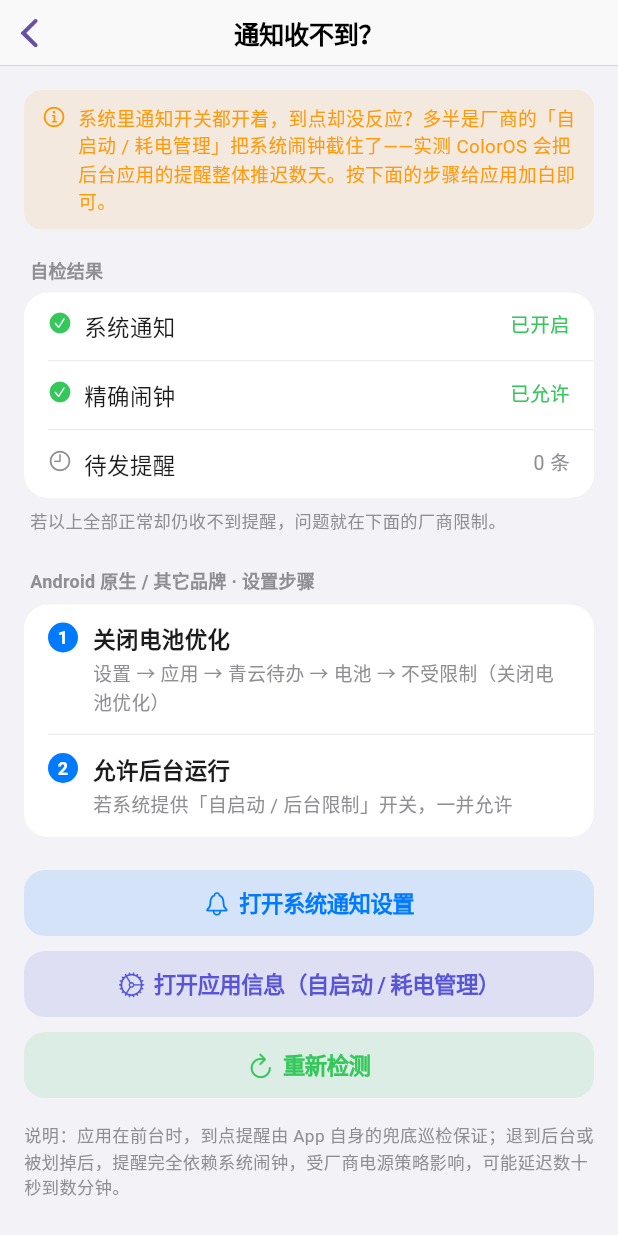
After one commit to AndOhhh/qingyun_todo, a Flutter app: the NotificationGuidePage screen opened by its route, on a phone screen of 412 x 824 dp. The commit adds this screen. Run offline on Flutter 3.47's test engine with Material 3 defaults, Android fonts, the phone set to English and light mode, and no system bars; our stand-ins replace fl_chart, flutter_local_notifications, flutter_riverpod, flutter_timezone, sqflite, timezone; missing offline and left inert: tyme; accounts and stored records are empty.

Commit message:
fix(notify): 修复安卓后台/杀进程收不到通知，并补通知诊断页与三处 UI 修复
通知链路（Android 15 一加 PJZ110 / ColorOS 15 实测）
- AndroidManifest 补插件必需的 ScheduledNotificationReceiver / ScheduledNotificationBootReceiver：
  缺失时 AlarmManager 广播被系统静默丢弃，前台/后台/杀进程一律不响
- 精确闹钟改用 USE_EXACT_ALARM（SCHEDULE_EXACT_ALARM 在 Android 14+ 新装默认被拒，
  降级非精确后会被 ROM 大幅推迟）
- iOS AppDelegate 显式设置 UNUserNotificationCenter delegate，修复前台到点不弹
  （后台/杀进程不经过 willPresent，故此前正常）；并补 setPluginRegistrantCallback
- 排查结论：ColorOS 会把未授权应用的闹钟整体推迟数天（alarm dump adjustment=+2d23h），
  从多任务划掉即 force-stop 并删除已排期闹钟；授予自启动 + 完全后台行为后三态均准点投递

新增：应用内「通知收不到？」诊断与厂商权限引导页
- DeviceBrand 按 Build.MANUFACTURER 归类（ColorOS/HyperOS/HarmonyOS/OriginOS/One UI/
  Flyme/原生/iOS），给出可照抄的自启动与耗电管理路径
- 入口：待办页导航栏铃铛（常驻）+ 异常横幅「去开启」
- 动作：打开系统通知设置 / 打开应用信息页 / 授予精确闹钟 / 重新检测
- 原生通道扩展 getBrand、openAppSettings（Android + iOS）

UI 修复
- 统计页 CupertinoSlidingSegmentedControl 预览帧（视图宽 0）负宽度断言 → 新增 WidthGuard
- 新增待办的时间选择器默认值按入口区分：待办页 = 当前时刻，日程页 = 09:00（编辑沿用库值）
- 日期选择器中文化：接入 flutter_localizations，根 MaterialApp 固定 locale zh

测试：新增 4 个测试文件共 10 个用例；全量 160 个测试通过，flutter analyze 无问题

```diff
--- a/lib/constants/routes.dart
+++ b/lib/constants/routes.dart
@@ -21,6 +21,9 @@ class RouteConstants {
   /// 周期项新增 / 编辑：`?id=` 编辑，`?periodicId=&dayOffset=` 新增
   static const String periodicItemEdit = '/periodic/item/edit';
 
+  /// 通知诊断与厂商权限引导（「通知收不到？」）
+  static const String notificationGuide = '/notification/guide';
+
   static String _withId(String path, int? id) =>
       id == null ? path : '$path?id=$id';
 
--- /dev/null
+++ b/lib/pages/notification_guide/index.dart
@@ -0,0 +1,382 @@
+import 'package:flutter/cupertino.dart';
+import 'package:flutter/foundation.dart';
+import 'package:flutter/material.dart';
+import 'package:flutter_riverpod/flutter_riverpod.dart';
+
+import 'package:qingyun_todo/components/form_card.dart';
+import 'package:qingyun_todo/components/wide_button.dart';
+import 'package:qingyun_todo/services/device_brand.dart';
+import 'package:qingyun_todo/services/notification_service.dart';
+import 'package:qingyun_todo/services/system_settings.dart';
+import 'package:qingyun_todo/stores/db_providers.dart';
+
+/// 引导页单条步骤：`action` = 要做什么，`path` = 在系统设置的哪一层做。
+class GuideStep {
+  final String action;
+  final String path;
+
+  const GuideStep(this.action, this.path);
+}
+
+/// 按品牌给出系统设置路径（**纯函数**，单测覆盖「每个品牌都非空」）。
+///
+/// 文案口径：优先保证「路径可照抄」——国产 ROM 的设置层级各版本略有差异，
+/// 因此每步只写到关键开关名，用户即使层级不同也能按名称搜到。
+List<GuideStep> buildGuideSteps(DeviceBrand brand) => switch (brand) {
+      DeviceBrand.coloros => const <GuideStep>[
+          GuideStep('允许自启动', '设置 → 应用 → 应用管理 → 青云待办 → 打开「允许自启动」'),
+          GuideStep('允许完全后台行为', '同页「耗电管理」→ 选择「允许完全后台行为」'),
+          GuideStep('锁定后台卡片', '多任务界面下拉卡片（或点卡片右上 ⋮）→ 锁定，避免划掉时被系统强停'),
+        ],
+      DeviceBrand.miui => const <GuideStep>[
+          GuideStep('打开自启动', '设置 → 应用设置 → 应用管理 → 青云待办 → 打开「自启动」'),
+          GuideStep('省电策略改为「无限制」', '同页 → 省电策略 → 无限制'),
+          GuideStep('锁定后台卡片', '多任务界面下拉卡片 → 锁定'),
+        ],
+      DeviceBrand.harmony => const <GuideStep>[
+          GuideStep('关闭「自动管理」', '设置 → 应用 → 应用启动管理 → 青云待办 → 关闭「自动管理」'),
+          GuideStep('三项全部手动允许', '弹出的面板中勾选「自启动」「关联启动」「后台活动」'),
+          GuideStep('锁定后台卡片', '多任务界面下拉卡片 → 锁定'),
+        ],
+      DeviceBrand.vivo => const <GuideStep>[
+          GuideStep('允许后台高耗电', '设置 → 电池 → 后台耗电管理 → 青云待办 → 允许后台高耗电'),
+          GuideStep('允许自启动', 'i 管家 → 应用管理 → 自启动管理 → 青云待办 → 打开'),
+          GuideStep('锁定后台卡片', '多任务界面下拉卡片 → 锁定'),
+        ],
+      DeviceBrand.samsung => const <GuideStep>[
+          GuideStep('电池改为「不受限制」', '设置 → 应用 → 青云待办 → 电池 → 不受限制'),
+          GuideStep('移出「自动关闭的应用」', '设置 → 电池 → 后台使用限制 → 从列表中移除青云待办'),
+        ],
+      DeviceBrand.meizu => const <GuideStep>[
+          GuideStep('允许后台运行', '手机管家 → 权限管理 → 后台管理 → 青云待办 → 允许后台运行'),
+          GuideStep('允许自启动', '手机管家 → 权限管理 → 自启动管理 → 青云待办 → 打开'),
+          GuideStep('锁定后台卡片', '多任务界面下拉卡片 → 锁定'),
+        ],
+      DeviceBrand.stock => const <GuideStep>[
+          GuideStep('关闭电池优化', '设置 → 应用 → 青云待办 → 电池 → 不受限制（关闭电池优化）'),
+          GuideStep('允许后台运行', '若系统提供「自启动 / 后台限制」开关，一并允许'),
+        ],
+      DeviceBrand.ios => const <GuideStep>[
+          GuideStep('允许通知', '设置 → 通知 → 青云待办 → 打开「允许通知」'),
+          GuideStep('打开横幅与声音', '同页打开「横幅」「声音」，建议一并开启「时效性通知」'),
+          GuideStep('检查专注模式', '专注模式（勿扰）会静默提醒，请把青云待办加入允许列表'),
+        ],
+    };
+
+/// 「通知收不到？」诊断 + 厂商权限引导页（N11 后续）。
+///
+/// 定位：系统权限自检全部正常、到点却收不到提醒时的自救入口。页面先给客观自检结果，
+/// 再按设备品牌给出可照抄的设置路径，并提供跳转系统设置 / 重新检测的快捷动作。
+class NotificationGuidePage extends ConsumerStatefulWidget {
+  const NotificationGuidePage({super.key});
+
+  @override
+  ConsumerState<NotificationGuidePage> createState() =>
+      _NotificationGuidePageState();
+}
+
+class _NotificationGuidePageState extends ConsumerState<NotificationGuidePage> {
+  static const Color _green = Color(0xFF34C759);
+  static const Color _red = Color(0xFFFF3B30);
+  static const Color _orange = Color(0xFFFF9500);
+  static const Color _grey = Color(0xFF8E8E93);
+
+  NotificationHealth? _health;
+  DeviceBrand _brand = DeviceBrand.stock;
+  bool _loading = true;
+
+  bool get _isAndroid =>
+      !kIsWeb && defaultTargetPlatform == TargetPlatform.android;
+
+  @override
+  void initState() {
+    super.initState();
+    _refresh(reconcile: true);
+  }
+
+  /// 重新自检（可选先重排通知，让「待发提醒」条数是当前值）
+  Future<void> _refresh({bool reconcile = false}) async {
+    final service = ref.read(notificationServiceProvider);
+    if (reconcile) await service.reconcile();
+    final health = await service.checkHealth();
+    final brand = await DeviceBrand.detect();
+    if (!mounted) return;
+    setState(() {
+      _health = health;
+      _brand = brand;
+      _loading = false;
+    });
+  }
+
+  Future<void> _requestExactAlarms() async {
+    await ref.read(notificationServiceProvider).requestExactAlarms();
+    await _refresh();
+  }
+
+  @override
+  Widget build(BuildContext context) {
+    return Scaffold(
+      backgroundColor: const Color(0xFFF2F2F7),
+      appBar: const CupertinoNavigationBar(
+        middle: Text(
+          '通知收不到？',
+          style: TextStyle(fontSize: 17, fontWeight: FontWeight.w600),
+        ),
+      ),
+      body: _loading
+          ? const Center(child: CupertinoActivityIndicator(radius: 13))
+          : ListView(
+              padding: const EdgeInsets.fromLTRB(16, 16, 16, 40),
+              children: <Widget>[
+                const InfoBanner(
+                  text: '系统里通知开关都开着，到点却没反应？多半是厂商的「自启动 / '
+                      '耗电管理」把系统闹钟截住了——实测 ColorOS 会把后台应用的提醒'
+                      '整体推迟数天。按下面的步骤给应用加白即可。',
+                ),
+                const SizedBox(height: 18),
+                _statusCard(),
+                const SizedBox(height: 22),
+                _stepsCard(),
+                const SizedBox(height: 22),
+                ..._actions(),
+                const SizedBox(height: 16),
+                const Text(
+                  '说明：应用在前台时，到点提醒由 App 自身的兜底巡检保证；'
+                  '退到后台或被划掉后，提醒完全依赖系统闹钟，受厂商电源策略影响，'
+                  '可能延迟数十秒到数分钟。',
+                  style: TextStyle(
+                    fontSize: 11.5,
+                    height: 1.5,
+                    color: _grey,
+                  ),
+                ),
+              ],
+            ),
+    );
+  }
+
+  /// 客观自检结果（对应 NotificationService.checkHealth）
+  Widget _statusCard() {
+    final health = _health;
+    if (health == null || !health.available) {
+      final detail = health?.lastError;
+      return FormCard(
+        header: '自检结果',
+        footer: '通知能力不可用：插件或时区初始化失败，提醒功能已整体关闭。',
+        children: <Widget>[
+          _StatusRow(
+            icon: CupertinoIcons.xmark_circle_fill,
+            color: _red,
+            label: '通知能力',
+            value: detail == null || detail.isEmpty ? '不可用' : '不可用（$detail）',
+          ),
+        ],
+      );
+    }
+
+    final notifications = health.notificationsEnabled;
+    final exact = health.exactAlarmsAllowed;
+    return FormCard(
+      header: '自检结果',
+      footer: '若以上全部正常却仍收不到提醒，问题就在下面的厂商限制。',
+      children: <Widget>[
+        _StatusRow(
+          icon: notifications
+              ? CupertinoIcons.checkmark_circle_fill
+              : CupertinoIcons.xmark_circle_fill,
+          color: notifications ? _green : _red,
+          label: '系统通知',
+          value: notifications ? '已开启' : '未开启',
+        ),
+        if (_isAndroid)
+          _StatusRow(
+            icon: exact
+                ? CupertinoIcons.checkmark_circle_fill
+                : CupertinoIcons.exclamationmark_circle_fill,
+            color: exact ? _green : _orange,
+            label: '精确闹钟',
+            value: exact ? '已允许' : '未允许（提醒可能延迟）',
+          ),
+        _StatusRow(
+          icon: CupertinoIcons.time,
+          color: _grey,
+          label: '待发提醒',
+          value: '${health.pendingCount} 条',
+        ),
+        if (health.lastError != null)
+          _StatusRow(
+            icon: CupertinoIcons.exclamationmark_triangle_fill,
+            color: _orange,
+            label: '最近错误',
+            value: health.lastError!,
+          ),
+      ],
+    );
+  }
+
+  /// 品牌设置步骤
+  Widget _stepsCard() {
+    final steps = buildGuideSteps(_brand);
+    return FormCard(
+      header: '${_brand.displayName} · 设置步骤',
+      children: <Widget>[
+        for (var i = 0; i < steps.length; i++)
+          _StepRow(index: i + 1, step: steps[i]),
+      ],
+    );
+  }
+
+  List<Widget> _actions() {
+    final health = _health;
+    final widgets = <Widget>[
+      WideButton(
+        label: '打开系统通知设置',
+        icon: CupertinoIcons.bell,
+        color: const Color(0xFF007AFF),
+        onTap: () => SystemSettings.openNotificationSettings(),
+      ),
+    ];
+    if (_isAndroid) {
+      widgets
+        ..add(const SizedBox(height: 10))
+        ..add(
+          WideButton(
+            label: '打开应用信息（自启动 / 耗电管理）',
+            icon: CupertinoIcons.settings,
+            color: const Color(0xFF5856D6),
+            onTap: () => SystemSettings.openAppSettings(),
+          ),
+        );
+    }
+    if (_isAndroid && health != null && !health.exactAlarmsAllowed) {
+      widgets
+        ..add(const SizedBox(height: 10))
+        ..add(
+          WideButton(
+            label: '授予「精确闹钟」权限',
+            icon: CupertinoIcons.alarm,
+            color: _orange,
+            onTap: () => _requestExactAlarms(),
+          ),
+        );
+    }
+    widgets
+      ..add(const SizedBox(height: 10))
+      ..add(
+        WideButton(
+          label: '重新检测',
+          icon: CupertinoIcons.refresh,
+          color: _green,
+          onTap: () => _refresh(reconcile: true),
+        ),
+      );
+    return widgets;
+  }
+}
+
+/// 自检结果行：状态图标 + 标签 + 右侧结论
+class _StatusRow extends StatelessWidget {
+  final IconData icon;
+  final Color color;
+  final String label;
+  final String value;
+
+  const _StatusRow({
+    required this.icon,
+    required this.color,
+    required this.label,
+    required this.value,
+  });
+
+  @override
+  Widget build(BuildContext context) {
+    return Padding(
+      padding: const EdgeInsets.fromLTRB(16, 12, 16, 12),
+      child: Row(
+        crossAxisAlignment: CrossAxisAlignment.start,
+        children: <Widget>[
+          Icon(icon, size: 16, color: color),
+          const SizedBox(width: 8),
+          Text(
+            label,
+            style: const TextStyle(
+              fontSize: 15,
+              fontWeight: FontWeight.w500,
+              color: Color(0xFF1C1C1E),
+            ),
+          ),
+          const SizedBox(width: 12),
+          Expanded(
+            child: Text(
+              value,
+              textAlign: TextAlign.right,
+              style: TextStyle(fontSize: 13, height: 1.35, color: color),
+            ),
+          ),
+        ],
+      ),
+    );
+  }
+}
+
+/// 步骤行：序号圆标 + 动作 + 路径
+class _StepRow extends StatelessWidget {
+  final int index;
+  final GuideStep step;
+
+  const _StepRow({required this.index, required this.step});
+
+  @override
+  Widget build(BuildContext context) {
+    return Padding(
+      padding: const EdgeInsets.fromLTRB(16, 12, 16, 12),
+      child: Row(
+        crossAxisAlignment: CrossAxisAlignment.start,
+        children: <Widget>[
+          Container(
+            width: 20,
+            height: 20,
+            alignment: Alignment.center,
+            decoration: const BoxDecoration(
+              color: Color(0xFF007AFF),
+              shape: BoxShape.circle,
+            ),
+            child: Text(
+              '$index',
+              style: const TextStyle(
+                fontSize: 12,
+                fontWeight: FontWeight.w600,
+                color: CupertinoColors.white,
+              ),
+            ),
+          ),
+          const SizedBox(width: 10),
+          Expanded(
+            child: Column(
+              crossAxisAlignment: CrossAxisAlignment.start,
+              children: <Widget>[
+                Text(
+                  step.action,
+                  style: const TextStyle(
+                    fontSize: 15,
+                    fontWeight: FontWeight.w600,
+                    color: Color(0xFF1C1C1E),
+                  ),
+                ),
+                const SizedBox(height: 4),
+                Text(
+                  step.path,
+                  style: const TextStyle(
+                    fontSize: 12.5,
+                    height: 1.45,
+                    color: Color(0xFF8E8E93),
+                  ),
+                ),
+              ],
+            ),
+          ),
+        ],
+      ),
+    );
+  }
+}
--- /dev/null
+++ b/lib/services/device_brand.dart
@@ -0,0 +1,76 @@
+import 'package:flutter/foundation.dart';
+
+import 'package:qingyun_todo/services/system_settings.dart';
+
+/// 设备品牌：决定「通知收不到？」引导页展示哪一套系统设置路径。
+///
+/// 为什么需要它：系统权限自检（通知开关 / 精确闹钟）看起来一切正常，提醒却到点不响，
+/// 根因在厂商自有的电源策略层——实测 ColorOS 会把未授权应用的精确闹钟**整体推迟数天**
+/// （AlarmManager dump 里 `adjustment=+2d23h`），从多任务划掉后还会强停应用并删除
+/// 已排期闹钟。这一层没有可读取的公共 API，也没有可绕过的代码手段，只能按品牌引导
+/// 用户到「自启动 / 耗电管理」把应用加白。
+enum DeviceBrand {
+  coloros('OPPO / 一加 / realme（ColorOS 系）'),
+  miui('小米 / Redmi / POCO（HyperOS / MIUI）'),
+  harmony('华为 / 荣耀（HarmonyOS / EMUI）'),
+  vivo('vivo / iQOO（OriginOS / FuntouchOS）'),
+  samsung('三星（One UI）'),
+  meizu('魅族（Flyme）'),
+  stock('Android 原生 / 其它品牌'),
+  ios('iOS');
+
+  const DeviceBrand(this.displayName);
+
+  /// 引导页展示用的品牌名称
+  final String displayName;
+
+  /// 按 Android `Build.MANUFACTURER` 归类（**纯函数**，单测覆盖）。
+  ///
+  /// 厂商字段大小写与写法不稳定（`OnePlus` / `OPPO` / `Redmi` / `HONOR`），
+  /// 统一小写后做包含匹配；未命中归入 [stock]。
+  static DeviceBrand fromManufacturer(String? manufacturer) {
+    final m = (manufacturer ?? '').trim().toLowerCase();
+    if (m.isEmpty) return DeviceBrand.stock;
+    if (m.contains('oppo') || m.contains('oneplus') || m.contains('realme')) {
+      return DeviceBrand.coloros;
+    }
+    if (m.contains('xiaomi') || m.contains('redmi') || m.contains('poco')) {
+      return DeviceBrand.miui;
+    }
+    if (m.contains('huawei') || m.contains('honor')) {
+      return DeviceBrand.harmony;
+    }
+    if (m.contains('vivo') || m.contains('iqoo')) return DeviceBrand.vivo;
+    if (m.contains('samsung')) return DeviceBrand.samsung;
+    if (m.contains('meizu')) return DeviceBrand.meizu;
+    return DeviceBrand.stock;
+  }
+
+  static DeviceBrand? _cached;
+
+  /// 当前设备品牌；进程内只探测一次并缓存（运行期不会变）。
+  static Future<DeviceBrand> detect() async {
+    final cached = _cached;
+    if (cached != null) return cached;
+
+    DeviceBrand result;
+    if (kIsWeb) {
+      result = DeviceBrand.stock;
+    } else {
+      switch (defaultTargetPlatform) {
+        case TargetPlatform.iOS:
+          result = DeviceBrand.ios;
+        case TargetPlatform.android:
+          result = fromManufacturer(await SystemSettings.getBrand());
+        default:
+          // macOS / Windows / Linux 桌面端：无厂商 ROM 限制
+          result = DeviceBrand.stock;
+      }
+    }
+    return _cached = result;
+  }
+
+  /// 仅供测试：清空探测缓存
+  @visibleForTesting
+  static void resetCacheForTest() => _cached = null;
+}
--- a/lib/services/system_settings.dart
+++ b/lib/services/system_settings.dart
@@ -21,4 +21,27 @@ class SystemSettings {
       debugPrint('[system] 打开通知设置失败：$error');
     }
   }
+
+  /// 打开本应用的系统设置详情页（Android = 应用信息；iOS = 本应用设置页）。
+  ///
+  /// 国产 ROM 的「自启动 / 耗电管理」入口都挂在应用信息页下，引导时直接送用户过去，
+  /// 比让其在设置树里翻找更可靠。
+  static Future<void> openAppSettings() async {
+    try {
+      await _channel.invokeMethod<void>('openAppSettings');
+    } catch (error) {
+      debugPrint('[system] 打开应用设置失败：$error');
+    }
+  }
+
+  /// 设备厂商标识（Android `Build.MANUFACTURER`，如 `OnePlus` / `Xiaomi`）；
+  /// 非 Android 平台或读取失败返回 null。
+  static Future<String?> getBrand() async {
+    try {
+      return await _channel.invokeMethod<String>('getBrand');
+    } catch (error) {
+      debugPrint('[system] 读取设备厂商失败：$error');
+      return null;
+    }
+  }
 }
--- a/pubspec.yaml
+++ b/pubspec.yaml
@@ -29,6 +29,9 @@ environment:
 # versions available, run `flutter pub outdated`.
 dependencies:
   flutter:
+    sdk: flutter
+  # 中文日期选择器所需：CupertinoDatePicker 的月份/星期文案来自 CupertinoLocalizations
+  flutter_localizations:
     sdk: flutter
 
   # The following adds the Cupertino Icons font to your application.
```
Also changed, not shown: lib/components/width_guard.dart (added, +30 -0 lines), lib/pages/statistics/index.dart (+7 -1 lines), lib/pages/todo/edit/index.dart (+17 -1 lines), lib/pages/todo/index.dart (+20 -10 lines), lib/routes/index.dart (+14 -0 lines), pubspec.lock, 10 other files.
